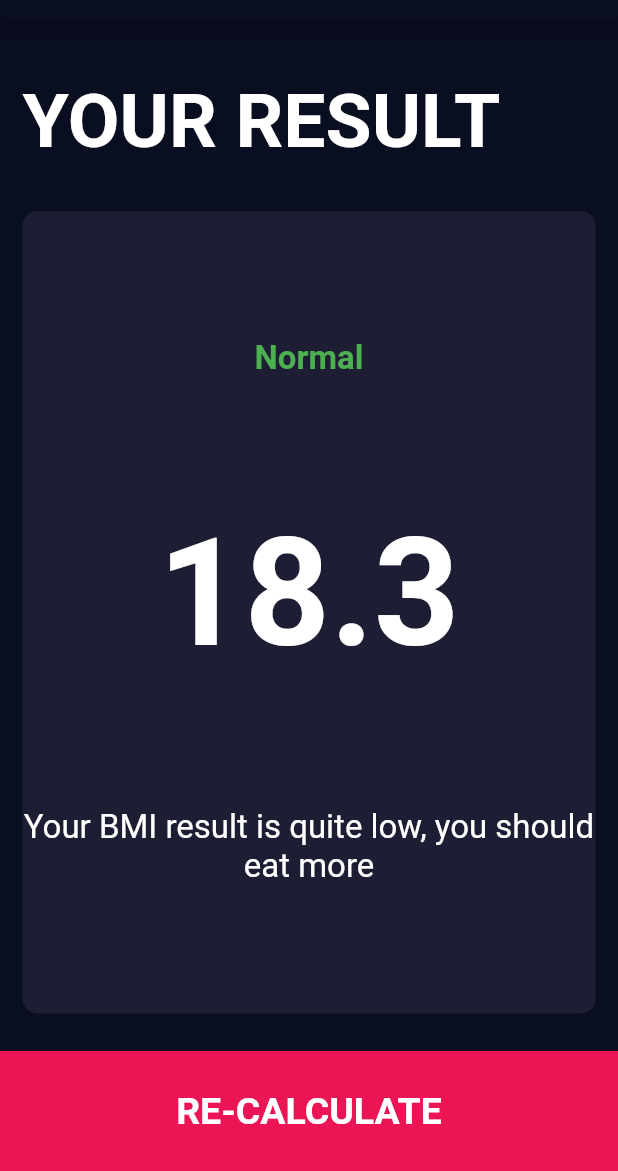
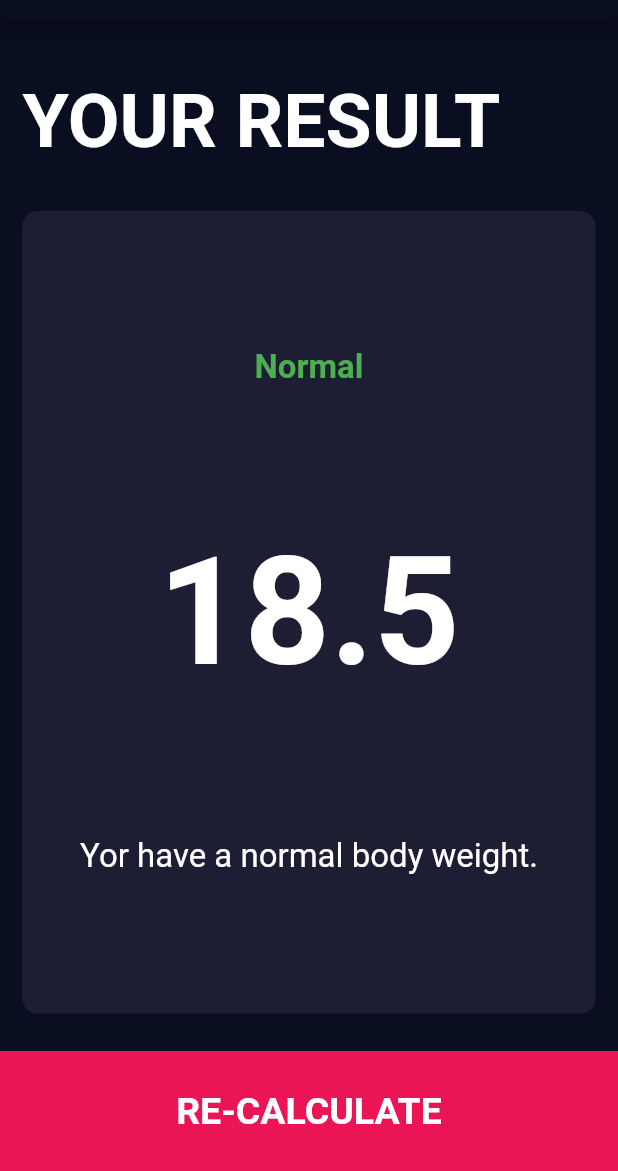
Before and after one commit to AmbujaAK/bmi-calculator-flutter, a Flutter app: the screen it shows after launch, after a tap on "CALCULATE", on a phone screen of 412 x 824 dp, the part 65-1236 px from its top. Run offline on Flutter 3.47's test engine with Material 2 defaults, Android fonts, the phone set to English and light mode, and no system bars; our stand-ins replace font_awesome_flutter.

Commit message:
result page added

```diff
--- /dev/null
+++ b/lib/calculator-brain.dart
@@ -0,0 +1,37 @@
+import 'dart:math';
+
+class CalculatorBrain {
+
+  CalculatorBrain({this.height,this.weight});
+
+  final int height;
+  final int weight;
+
+  double _bmi;
+
+  String calculateBMI(){
+    _bmi = weight / pow(height/100, 2);
+    return _bmi.toStringAsFixed(1);
+  }
+
+  String getResult(){
+    if (_bmi >=25){
+      return 'Overweight';
+    } else if(_bmi > 18.5 && _bmi < 25){
+      return 'Normal';
+    } else {
+      return 'Underweight';
+    }
+  }
+
+  String getInterpretation(){
+    if (_bmi >=25){
+      return 'You have a higher than normal body weight. Try to exercise more';
+    } else if(_bmi > 18.5 && _bmi < 25){
+      return 'Yor have a normal body weight.';
+    } else {
+      return 'You have a lower than normal body weight. You can a bit more';
+    }
+  }
+
+}
--- a/lib/screens/input-page.dart
+++ b/lib/screens/input-page.dart
@@ -6,6 +6,7 @@ import '../constants.dart';
 import 'results-page.dart';
 import '../components/bottom-button.dart';
 import '../components/round-icon-button.dart';
+import 'package:bmi_calculator/calculator-brain.dart';
 
 enum Gender {
   male,
@@ -214,10 +215,15 @@ class _InputPageState extends State<InputPage> {
           ),
           BottomButton(
             onTap: (){
+              CalculatorBrain calc = CalculatorBrain(height: height,weight: weight);
               Navigator.push(
                 context,
                 MaterialPageRoute(
-                  builder: (context) => ResultsPage(),
+                  builder: (context) => ResultsPage(
+                    bmiResult: calc.calculateBMI(),
+                    resultText: calc.getResult(),
+                    interpretation: calc.getInterpretation(),
+                  ),
                 ),
               );
             },
--- a/lib/screens/results-page.dart
+++ b/lib/screens/results-page.dart
@@ -4,6 +4,17 @@ import '../constants.dart';
 import '../components/bottom-button.dart';
 
 class ResultsPage extends StatelessWidget {
+
+  ResultsPage({
+    @required this.bmiResult,
+    @required this.resultText,
+    @required this.interpretation
+  });
+
+  final String bmiResult;
+  final String resultText;
+  final String interpretation;
+
   @override
   Widget build(BuildContext context) {
     return Scaffold(
@@ -33,15 +44,15 @@ class ResultsPage extends StatelessWidget {
                 crossAxisAlignment: CrossAxisAlignment.center,
                 children: [
                   Text(
-                    'Normal',
+                    resultText,
                     style: kResultTextStyle,
                   ),
                   Text(
-                    '18.3',
+                    bmiResult,
                     style: kBMITextstyle,
                   ),
                   Text(
-                    'Your BMI result is quite low, you should eat more',
+                    interpretation,
                     style: kBodyTextStyle,
                     textAlign: TextAlign.center,
                   ),
```
